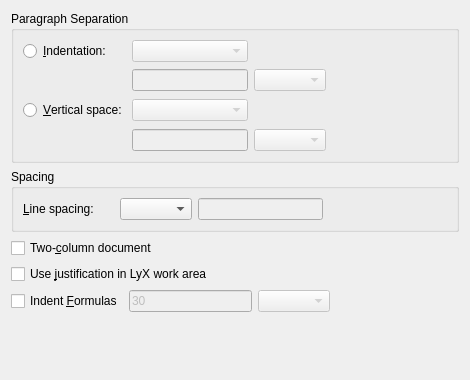
Above: src/frontends/qt4/ui/TextLayoutUi.ui from cburschka/lyx before the change. Below: the same form after it.
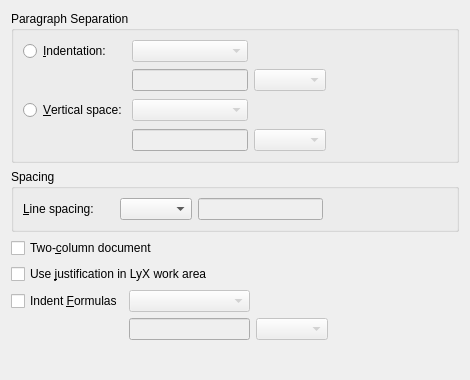
That is the form after the change. Custom widgets are drawn as their Qt base class.

Commit message:
BufferParams: rename formula_indent to math_indent etc. as requested
- also add flyx2lyx feature to import existing document class option as requested by JMarc
- also don't use a real default indentation length

```diff
--- a/src/frontends/qt4/ui/TextLayoutUi.ui
+++ b/src/frontends/qt4/ui/TextLayoutUi.ui
@@ -286,17 +286,43 @@
     </widget>
    </item>
    <item row="4" column="1">
-    <widget class="QLineEdit" name="FormulaIndentLE">
+    <widget class="QComboBox" name="MathIndentCO">
      <property name="enabled">
       <bool>false</bool>
+     </property>
+     <property name="toolTip">
+      <string>Size of the indentation</string>
+     </property>
+    </widget>
+   </item>
+   <item row="4" column="2" colspan="2">
+    <spacer name="horizontalSpacer_3">
+     <property name="orientation">
+      <enum>Qt::Horizontal</enum>
+     </property>
+     <property name="sizeHint" stdset="0">
+      <size>
+       <width>203</width>
+       <height>20</height>
+      </size>
+     </property>
+    </spacer>
+   </item>
+   <item row="5" column="1">
+    <widget class="QLineEdit" name="MathIndentLE">
+     <property name="enabled">
+      <bool>false</bool>
+     </property>
+     <property name="toolTip">
+      <string/>
      </property>
      <property name="text">
-      <string notr="true">30</string>
+      <string notr="true"/>
      </property>
     </widget>
    </item>
-   <item row="4" column="2">
-    <widget class="lyx::frontend::LengthCombo" name="FormulaIndentCO">
+   <item row="5" column="2">
+    <widget class="lyx::frontend::LengthCombo" name="MathIndentLengthCO">
      <property name="enabled">
       <bool>false</bool>
      </property>
@@ -305,7 +331,7 @@
      </property>
     </widget>
    </item>
-   <item row="4" column="3">
+   <item row="5" column="3">
     <spacer name="horizontalSpacer_2">
      <property name="orientation">
       <enum>Qt::Horizontal</enum>
@@ -318,7 +344,7 @@
      </property>
     </spacer>
    </item>
-   <item row="5" column="0" colspan="4">
+   <item row="6" column="0" colspan="4">
     <spacer>
      <property name="orientation">
       <enum>Qt::Vertical</enum>
```
Left out of the diff: 24 changed lines with no effect on the pictures. The commit also changes 9 other files.
